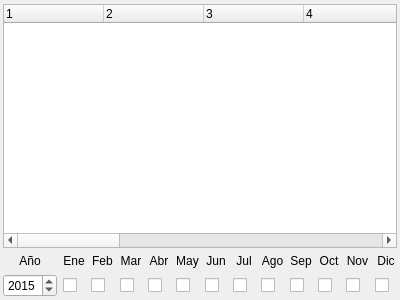
Qt form budgetexecutionwindow.ui (GonzaloHernandez/jpbilling) before a commit.
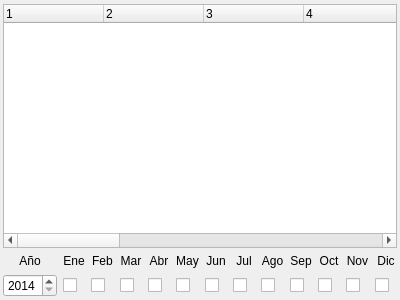
The same form after that commit.

What changed in the file:
```diff
--- a/budgetexecutionwindow.ui
+++ b/budgetexecutionwindow.ui
@@ -334,7 +334,7 @@
         <number>2030</number>
        </property>
        <property name="value">
-        <number>2015</number>
+        <number>2014</number>
        </property>
       </widget>
      </item>
```
